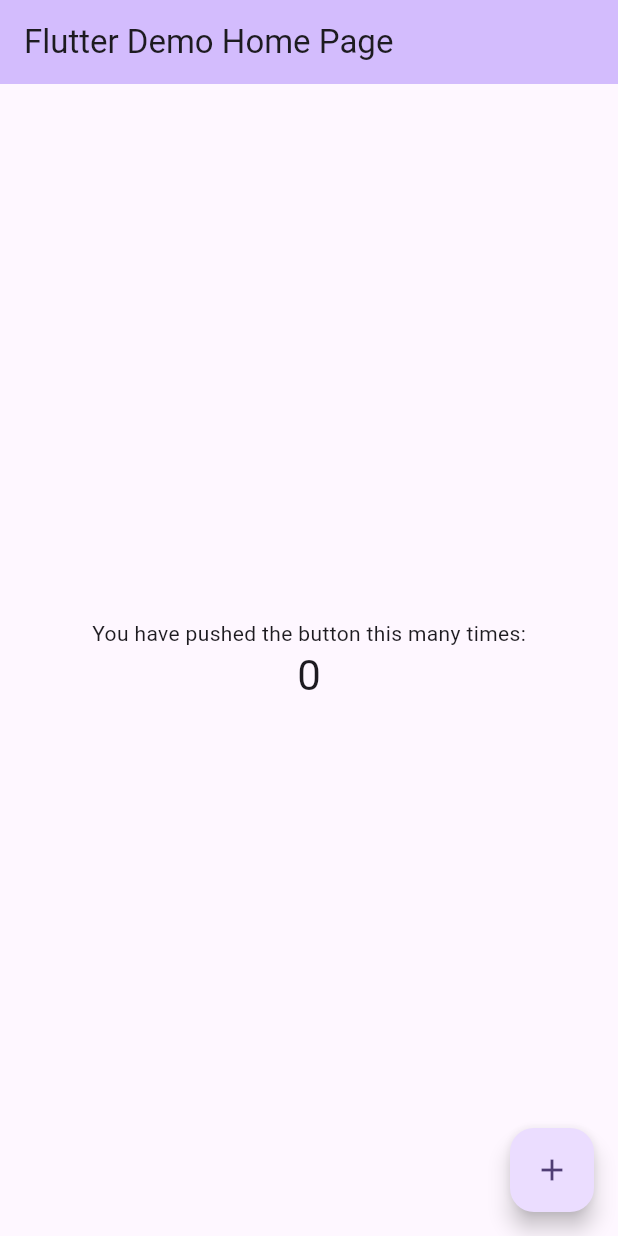
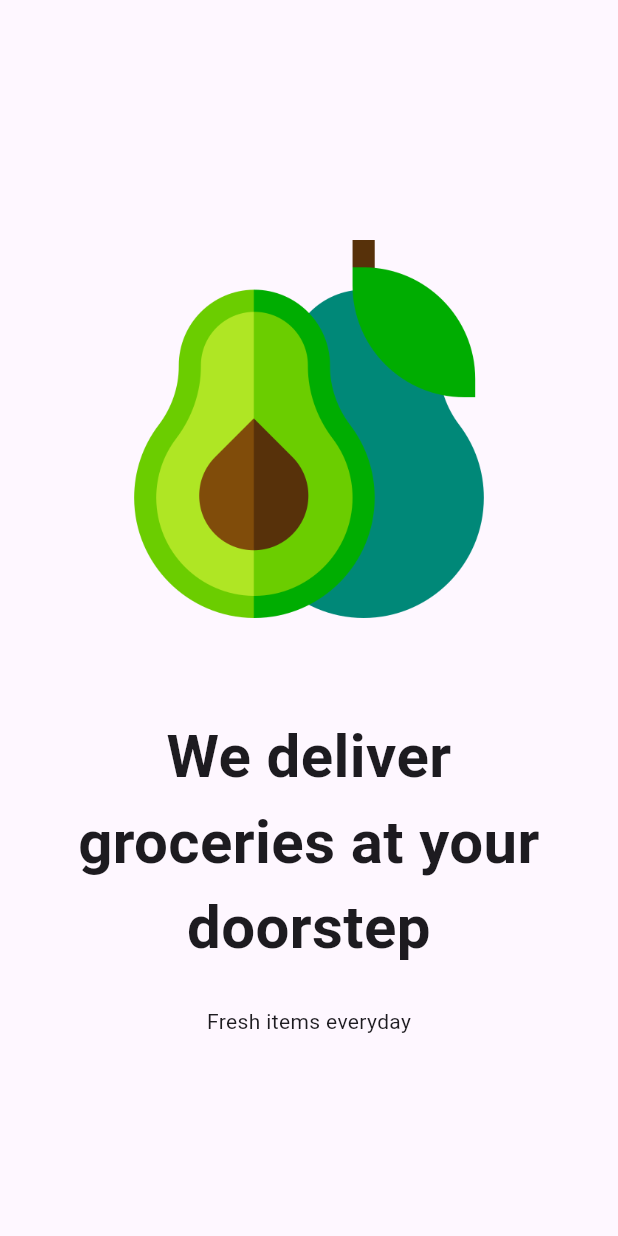
Before and after one commit to Xxvedant7xX/GroceryShopApp, a Flutter app: the screen it shows after launch, on a phone screen of 412 x 824 dp. Run offline on Flutter 3.47's test engine with Material 3 defaults, Android fonts, the phone set to English and light mode, and no system bars.

Commit message:
first_change

```diff
--- a/lib/main.dart
+++ b/lib/main.dart
@@ -1,4 +1,5 @@
 import 'package:flutter/material.dart';
+import 'pages/intro_page.dart';
 
 void main() {
   runApp(const MyApp());
@@ -7,119 +8,11 @@
 class MyApp extends StatelessWidget {
   const MyApp({super.key});
 
-  // This widget is the root of your application.
   @override
   Widget build(BuildContext context) {
-    return MaterialApp(
-      title: 'Flutter Demo',
-      theme: ThemeData(
-        // This is the theme of your application.
-        //
-        // TRY THIS: Try running your application with "flutter run". You'll see
-        // the application has a purple toolbar. Then, without quitting the app,
-        // try changing the seedColor in the colorScheme below to Colors.green
-        // and then invoke "hot reload" (save your changes or press the "hot
-        // reload" button in a Flutter-supported IDE, or press "r" if you used
-        // the command line to start the app).
-        //
-        // Notice that the counter didn't reset back to zero; the application
-        // state is not lost during the reload. To reset the state, use hot
-        // restart instead.
-        //
-        // This works for code too, not just values: Most code changes can be
-        // tested with just a hot reload.
-        colorScheme: ColorScheme.fromSeed(seedColor: Colors.deepPurple),
-        useMaterial3: true,
-      ),
-      home: const MyHomePage(title: 'Flutter Demo Home Page'),
+    return const MaterialApp(
+      debugShowCheckedModeBanner: false,
+      home: IntroPage(),
     );
   }
 }
-
-class MyHomePage extends StatefulWidget {
-  const MyHomePage({super.key, required this.title});
-
-  // This widget is the home page of your application. It is stateful, meaning
-  // that it has a State object (defined below) that contains fields that affect
-  // how it looks.
-
-  // This class is the configuration for the state. It holds the values (in this
-  // case the title) provided by the parent (in this case the App widget) and
-  // used by the build method of the State. Fields in a Widget subclass are
-  // always marked "final".
-
-  final String title;
-
-  @override
-  State<MyHomePage> createState() => _MyHomePageState();
-}
-
-class _MyHomePageState extends State<MyHomePage> {
-  int _counter = 0;
-
-  void _incrementCounter() {
-    setState(() {
-      // This call to setState tells the Flutter framework that something has
-      // changed in this State, which causes it to rerun the build method below
-      // so that the display can reflect the updated values. If we changed
-      // _counter without calling setState(), then the build method would not be
-      // called again, and so nothing would appear to happen.
-      _counter++;
-    });
-  }
-
-  @override
-  Widget build(BuildContext context) {
-    // This method is rerun every time setState is called, for instance as done
-    // by the _incrementCounter method above.
-    //
-    // The Flutter framework has been optimized to make rerunning build methods
-    // fast, so that you can just rebuild anything that needs updating rather
-    // than having to individually change instances of widgets.
-    return Scaffold(
-      appBar: AppBar(
-        // TRY THIS: Try changing the color here to a specific color (to
-        // Colors.amber, perhaps?) and trigger a hot reload to see the AppBar
-        // change color while the other colors stay the same.
-        backgroundColor: Theme.of(context).colorScheme.inversePrimary,
-        // Here we take the value from the MyHomePage object that was created by
-        // the App.build method, and use it to set our appbar title.
-        title: Text(widget.title),
-      ),
-      body: Center(
-        // Center is a layout widget. It takes a single child and positions it
-        // in the middle of the parent.
-        child: Column(
-          // Column is also a layout widget. It takes a list of children and
-          // arranges them vertically. By default, it sizes itself to fit its
-          // children horizontally, and tries to be as tall as its parent.
-          //
-          // Column has various properties to control how it sizes itself and
-          // how it positions its children. Here we use mainAxisAlignment to
-          // center the children vertically; the main axis here is the vertical
-          // axis because Columns are vertical (the cross axis would be
-          // horizontal).
-          //
-          // TRY THIS: Invoke "debug painting" (choose the "Toggle Debug Paint"
-          // action in the IDE, or press "p" in the console), to see the
-          // wireframe for each widget.
-          mainAxisAlignment: MainAxisAlignment.center,
-          children: <Widget>[
-            const Text(
-              'You have pushed the button this many times:',
-            ),
-            Text(
-              '$_counter',
-              style: Theme.of(context).textTheme.headlineMedium,
-            ),
-          ],
-        ),
-      ),
-      floatingActionButton: FloatingActionButton(
-        onPressed: _incrementCounter,
-        tooltip: 'Increment',
-        child: const Icon(Icons.add),
-      ), // This trailing comma makes auto-formatting nicer for build methods.
-    );
-  }
-}
--- /dev/null
+++ b/lib/pages/intro_page.dart
@@ -0,0 +1,43 @@
+// ignore_for_file: prefer_const_constructors
+
+import 'package:flutter/material.dart';
+
+class IntroPage extends StatelessWidget {
+  const IntroPage({super.key});
+
+  @override
+  Widget build(BuildContext context) {
+    return Scaffold(
+      body: Column(
+        children: [
+          // logo
+          Padding(
+            padding: const EdgeInsets.only(left:80, right: 80, bottom: 40, top: 160),
+            child: Image.asset('lib/images/avocado.png'),
+          ),
+
+          // deliver groceries text
+          Padding(
+            padding: const EdgeInsets.all(24.0),
+            child: Text(
+              'We deliver groceries at your doorstep',
+              textAlign: TextAlign.center,
+            style: TextStyle(
+              fontSize: 40,
+              fontWeight: FontWeight.bold,
+            ),
+            ),
+          ),
+
+          // fresh items everyday
+          Text(
+            'Fresh items everyday',
+          ),
+
+          // get started button
+
+        ],
+     ),
+   );
+ }
+}
```
Also changed, not shown: pubspec.yaml (+4 -70 lines), lib/images/avocado.png (added), lib/images/banana.png (added), lib/images/chicken.png (added), lib/images/water.png (added), 1 other file.
